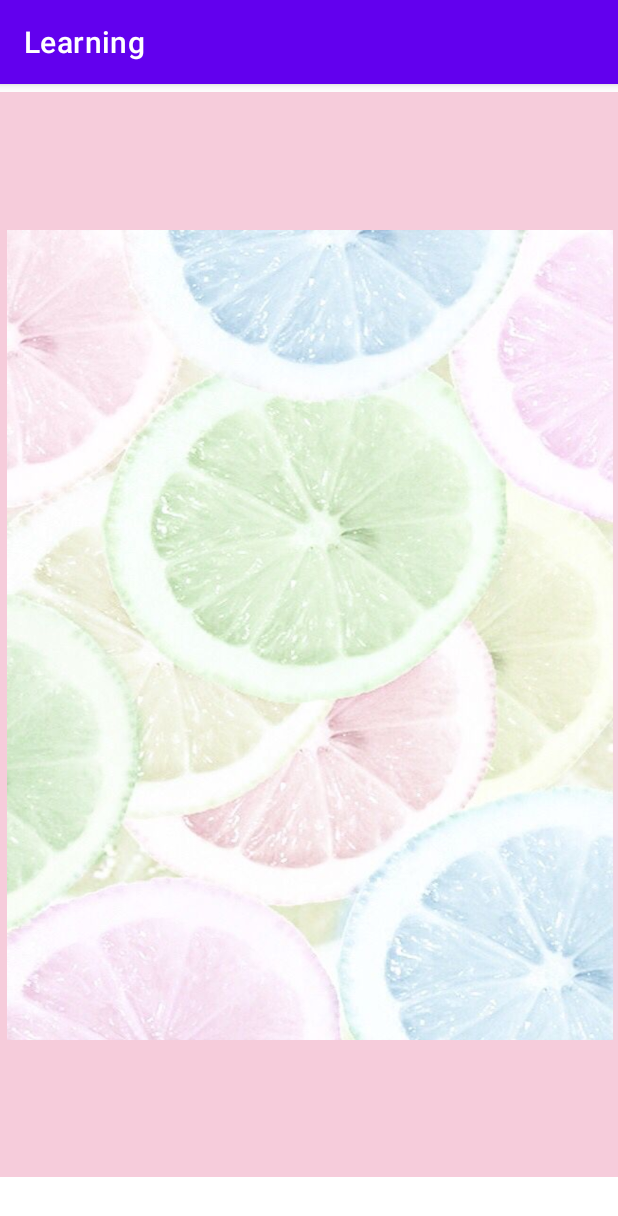
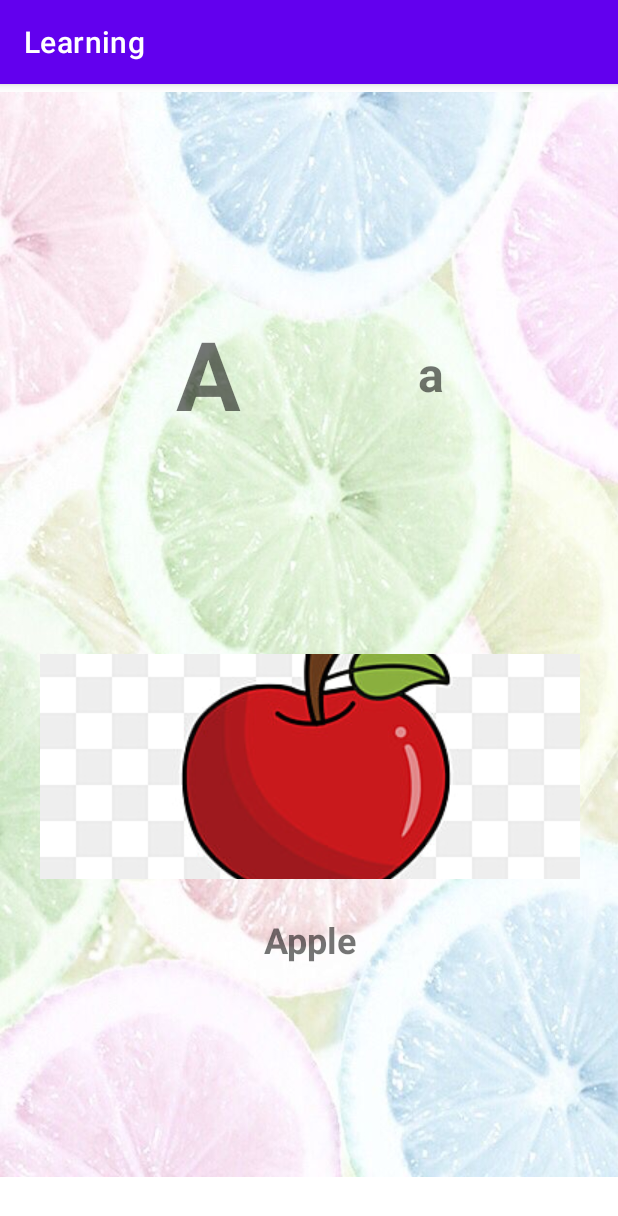
Before and after one commit to malaika345/Final_Year_Project, an Android app: the AlphabetFragment screen opened through its navigation route, on a phone screen of 412 x 824 dp. Shown: the top 1216 px of the screen. Run offline under Robolectric (Android 15) with nearby library versions, the phone set to English and light mode, and no system bars; Roboto replaces fonts that are not available here.

Commit message:
add new feature

```diff
--- /dev/null
+++ b/Learning/app/src/main/java/com/example/learning/adapters/AlphabetViewPagerAdapter.kt
@@ -0,0 +1,40 @@
+package com.example.learning.adapters
+
+import android.view.LayoutInflater
+import android.view.ViewGroup
+import androidx.recyclerview.widget.RecyclerView
+import com.example.learning.data.AlphabetData
+import com.example.learning.databinding.AlphabetViewPagerBinding
+
+class AlphabetViewPagerAdapter(
+    private val list: List<AlphabetData>
+): RecyclerView.Adapter<AlphabetViewPagerAdapter.ViewPagerViewHolder>() {
+
+    inner class ViewPagerViewHolder(
+        val binding: AlphabetViewPagerBinding
+    ):RecyclerView.ViewHolder(binding.root)
+
+    override fun onCreateViewHolder(
+        parent: ViewGroup,
+        viewType: Int
+    ): AlphabetViewPagerAdapter.ViewPagerViewHolder {
+        return ViewPagerViewHolder(AlphabetViewPagerBinding.inflate(
+            LayoutInflater.from(parent.context),
+            parent,
+            false
+        ))
+    }
+
+    override fun onBindViewHolder(
+        holder: AlphabetViewPagerAdapter.ViewPagerViewHolder,
+        position: Int
+    ) {
+        val currentItem = list[position]
+        holder.binding.txtCapital.text = currentItem.nameChar.toString()
+        holder.binding.txtSmall.text = currentItem.nameChar.lowercaseChar().toString()
+        holder.binding.txtTitle.text = currentItem.alphabetNameString[0]
+        holder.binding.imgAlphabet.setImageResource(currentItem.image)
+    }
+
+    override fun getItemCount() = list.size
+}
--- /dev/null
+++ b/Learning/app/src/main/java/com/example/learning/data/AlphabetData.kt
@@ -0,0 +1,9 @@
+package com.example.learning.data
+
+import android.graphics.drawable.Drawable
+
+data class AlphabetData(
+    val nameChar: Char,
+    val image: Int,
+    val alphabetNameString : ArrayList<String>
+)
--- a/Learning/app/src/main/java/com/example/learning/fragments/AlphabetFragment.kt
+++ b/Learning/app/src/main/java/com/example/learning/fragments/AlphabetFragment.kt
@@ -7,6 +7,8 @@ import android.view.View
 import android.view.ViewGroup
 import androidx.appcompat.app.AppCompatActivity
 import com.example.learning.R
+import com.example.learning.adapters.AlphabetViewPagerAdapter
+import com.example.learning.data.AlphabetData
 import com.example.learning.databinding.FragmentAlphabetBinding
 
 
@@ -17,6 +19,30 @@ class AlphabetFragment : Fragment(R.layout.fragment_alphabet) {
     override fun onViewCreated(view: View, savedInstanceState: Bundle?) {
         super.onViewCreated(view, savedInstanceState)
         binding = FragmentAlphabetBinding.bind(view)
+
+        val alphabetList = listOf<AlphabetData>(
+            AlphabetData(
+                nameChar = 'A',
+                image = R.drawable.alphabet_apple,
+                alphabetNameString = arrayListOf(
+                    "Apple",
+                    "Axe",
+                    "Ant"
+                )
+            ),
+            AlphabetData(
+                nameChar = 'B',
+                image = R.drawable.alphabet_apple,
+                alphabetNameString = arrayListOf(
+                    "Bucket",
+                    "Ball",
+                    "Bus"
+                )
+            )
+        )
+
+        val adapter = AlphabetViewPagerAdapter(alphabetList)
+        binding.viewpager.adapter = adapter
     }
 
 }
--- a/Learning/app/src/main/java/com/example/learning/fragments/Learn.kt
+++ b/Learning/app/src/main/java/com/example/learning/fragments/Learn.kt
@@ -5,9 +5,26 @@ import androidx.fragment.app.Fragment
 import android.view.LayoutInflater
 import android.view.View
 import android.view.ViewGroup
+import androidx.navigation.fragment.findNavController
 import com.example.learning.R
+import com.example.learning.databinding.FragmentLearnBinding
 
 
 class Learn : Fragment(R.layout.fragment_learn) {
 
+    private lateinit var binding: FragmentLearnBinding
+
+    override fun onViewCreated(view: View, savedInstanceState: Bundle?) {
+        super.onViewCreated(view, savedInstanceState)
+
+        binding = FragmentLearnBinding.bind(view)
+
+        binding.button4.setOnClickListener {
+            findNavController().navigate(R.id.action_learn_to_alphabet)
+        }
+        binding.button5.setOnClickListener {
+            findNavController().navigate(R.id.action_learn_to_numbers)
+        }
+    }
+
 }
--- /dev/null
+++ b/Learning/app/src/main/res/layout/alphabet_view_pager.xml
@@ -0,0 +1,61 @@
+<?xml version="1.0" encoding="utf-8"?>
+<androidx.constraintlayout.widget.ConstraintLayout xmlns:android="http://schemas.android.com/apk/res/android"
+    xmlns:app="http://schemas.android.com/apk/res-auto"
+    xmlns:tools="http://schemas.android.com/tools"
+    android:layout_width="match_parent"
+    android:layout_height="match_parent">
+
+    <TextView
+        android:id="@+id/txt_capital"
+        android:layout_width="wrap_content"
+        android:layout_height="wrap_content"
+        android:text="A"
+        android:textSize="@dimen/capital_alphabet_size"
+        android:textStyle="bold"
+        app:layout_constraintBottom_toTopOf="@+id/guideline2"
+        app:layout_constraintEnd_toStartOf="@+id/txt_small"
+        app:layout_constraintHorizontal_bias="0.199"
+        app:layout_constraintStart_toStartOf="parent"
+        app:layout_constraintTop_toTopOf="parent" />
+
+    <TextView
+        android:id="@+id/txt_small"
+        android:layout_width="wrap_content"
+        android:layout_height="wrap_content"
+        android:text="a"
+        android:textSize="@dimen/small_alphabet_size"
+        android:textStyle="bold"
+        app:layout_constraintBottom_toTopOf="@+id/guideline2"
+        app:layout_constraintEnd_toEndOf="parent"
+        app:layout_constraintStart_toEndOf="@+id/txt_capital"
+        app:layout_constraintTop_toTopOf="parent" />
+
+    <TextView
+        android:id="@+id/txt_title"
+        android:layout_width="wrap_content"
+        android:layout_height="wrap_content"
+        android:layout_marginTop="24dp"
+        android:text="Apple"
+        android:textSize="@dimen/txt_title_size"
+        android:textStyle="bold"
+        app:layout_constraintEnd_toEndOf="parent"
+        app:layout_constraintStart_toStartOf="parent"
+        app:layout_constraintTop_toBottomOf="@+id/img_alphabet" />
+
+    <androidx.constraintlayout.widget.Guideline
+        android:id="@+id/guideline2"
+        android:layout_width="wrap_content"
+        android:layout_height="wrap_content"
+        android:orientation="horizontal"
+        app:layout_constraintGuide_begin="375dp" />
+
+    <ImageView
+        android:id="@+id/img_alphabet"
+        android:layout_width="wrap_content"
+        android:layout_height="150dp"
+        android:scaleType="centerCrop"
+        app:layout_constraintEnd_toEndOf="parent"
+        app:layout_constraintStart_toStartOf="parent"
+        app:layout_constraintTop_toTopOf="@+id/guideline2"
+        tools:srcCompat="@tools:sample/avatars" />
+</androidx.constraintlayout.widget.ConstraintLayout>
--- a/Learning/app/src/main/res/layout/fragment_alphabet.xml
+++ b/Learning/app/src/main/res/layout/fragment_alphabet.xml
@@ -8,12 +8,13 @@
     tools:context=".Alphabet">
 
     <androidx.viewpager2.widget.ViewPager2
-        android:layout_width="404dp"
-        android:layout_height="540dp"
+        android:id="@+id/viewpager"
+        android:layout_width="0dp"
+        android:layout_height="0dp"
         android:background="@drawable/viewpage"
         app:layout_constraintBottom_toBottomOf="parent"
         app:layout_constraintEnd_toEndOf="parent"
-        app:layout_constraintHorizontal_bias="0.491"
+        app:layout_constraintHorizontal_bias="0.5"
         app:layout_constraintStart_toStartOf="parent"
         app:layout_constraintTop_toTopOf="parent" />
 </androidx.constraintlayout.widget.ConstraintLayout>
--- a/Learning/app/src/main/res/navigation/main_graph.xml
+++ b/Learning/app/src/main/res/navigation/main_graph.xml
@@ -33,6 +33,12 @@
         <action
             android:id="@+id/action_learn_to_learnAndFun"
             app:destination="@id/learnAndFun" />
+        <action
+            android:id="@+id/action_learn_to_alphabet"
+            app:destination="@id/alphabet" />
+        <action
+            android:id="@+id/action_learn_to_numbers"
+            app:destination="@id/numbers" />
     </fragment>
     <fragment
         android:id="@+id/alphabet"
--- /dev/null
+++ b/Learning/app/src/main/res/values/dimens.xml
@@ -0,0 +1,6 @@
+<?xml version="1.0" encoding="utf-8"?>
+<resources>
+    <dimen name="capital_alphabet_size">64sp</dimen>
+    <dimen name="small_alphabet_size">32sp</dimen>
+    <dimen name="txt_title_size">24sp</dimen>
+</resources>
```
Also changed, not shown: Learning/app/src/main/res/drawable-v24/alphabet_apple.jpg (added).
